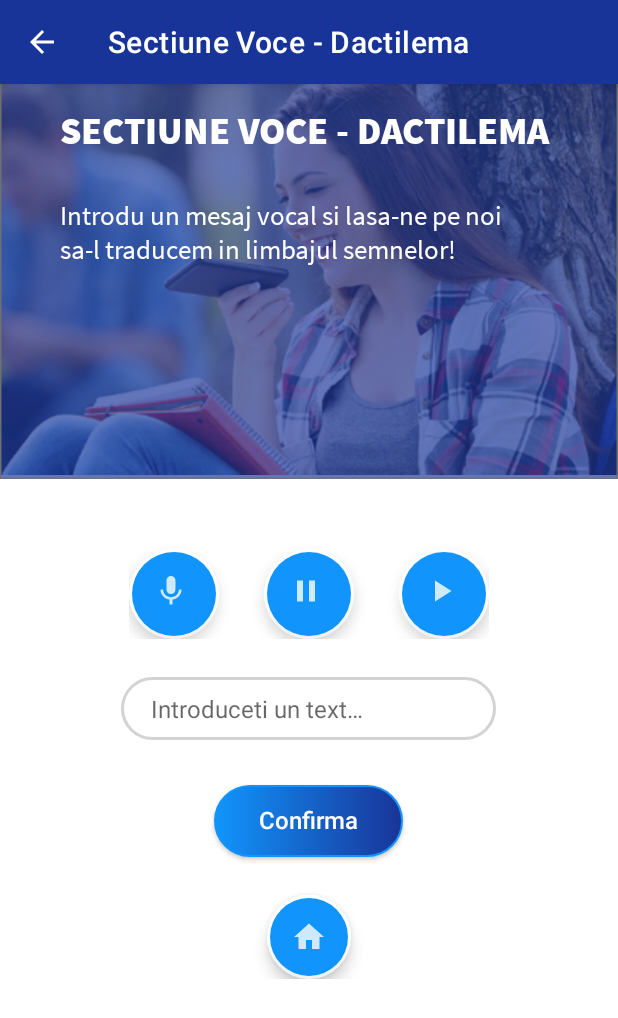
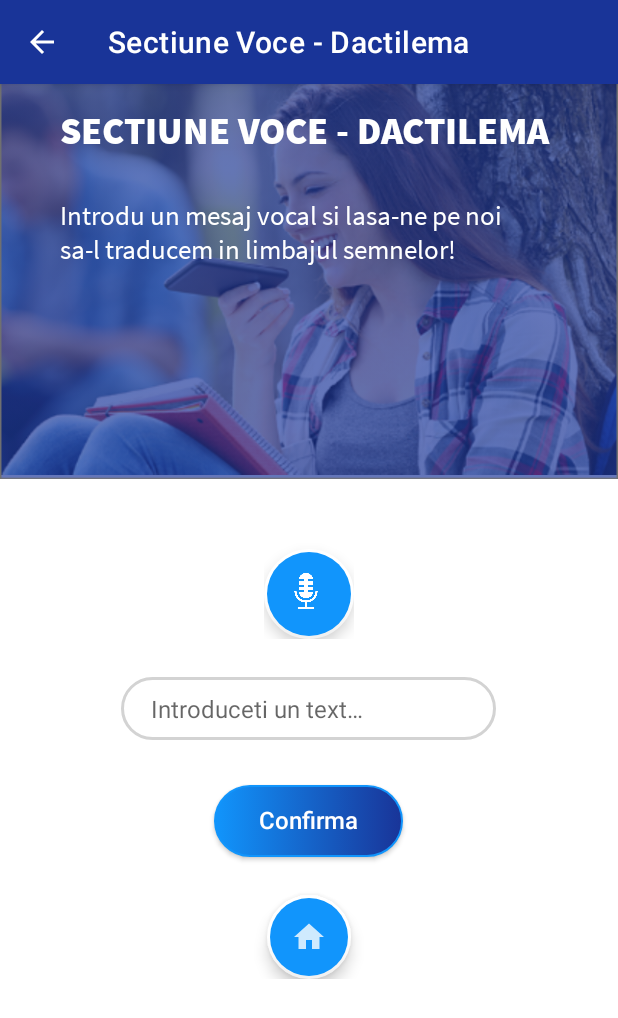
Before and after one commit to George-Bacalu/lets-learn-together-android, an Android app: the screen it shows after launch (VoiceToSignSectionActivity), in the side drawer, after a tap on "Sectiune Voice to Sign", on a phone screen of 412 x 824 dp. Shown: the top 1018 px of the screen. Run offline under Robolectric (Android 15) with nearby library versions, the phone set to English and light mode, and no system bars; our stand-ins replace ButterKnife, navigation-ui; libraries missing offline, so code that uses them is left out: com.astuetz, com.melnykov.fab; plain views replace FloatingActionButton, PagerSlidingTabStrip.

Commit message:
Completed speech recognition functionality, and voice to sign section

```diff
--- a/app/src/main/java/com/example/llt_project_separate/text_to_sign_section/TextToSignSectionActivity.java
+++ b/app/src/main/java/com/example/llt_project_separate/text_to_sign_section/TextToSignSectionActivity.java
@@ -52,8 +52,8 @@ public class TextToSignSectionActivity extends AppCompatActivity {
 
         List<TextSignPair> textSignPairs = new ArrayList<>();
         textSignPairs.add(new TextSignPair(getStringResource(R.string.a), R.drawable.dactilema_a));
-        // textSignPairs.add(new TextSignPair(getStringResource(R.string.a), R.drawable.dactilema_a));
-        // textSignPairs.add(new TextSignPair(getStringResource(R.string.a), R.drawable.dactilema_a));
+        textSignPairs.add(new TextSignPair(getStringResource(R.string.ă), R.drawable.dactilema_a));
+        textSignPairs.add(new TextSignPair(getStringResource(R.string.â), R.drawable.dactilema_a));
         textSignPairs.add(new TextSignPair(getStringResource(R.string.b), R.drawable.dactilema_b));
         textSignPairs.add(new TextSignPair(getStringResource(R.string.c), R.drawable.dactilema_c));
         textSignPairs.add(new TextSignPair(getStringResource(R.string.d), R.drawable.dactilema_d));
@@ -62,7 +62,7 @@ public class TextToSignSectionActivity extends AppCompatActivity {
         textSignPairs.add(new TextSignPair(getStringResource(R.string.g), R.drawable.dactilema_g));
         textSignPairs.add(new TextSignPair(getStringResource(R.string.h), R.drawable.dactilema_h));
         textSignPairs.add(new TextSignPair(getStringResource(R.string.i), R.drawable.dactilema_i));
-        // textSignPairs.add(new TextSignPair(getStringResource(R.string.i), R.drawable.dactilema_i));
+        textSignPairs.add(new TextSignPair(getStringResource(R.string.î), R.drawable.dactilema_i));
         textSignPairs.add(new TextSignPair(getStringResource(R.string.j), R.drawable.dactilema_j));
         textSignPairs.add(new TextSignPair(getStringResource(R.string.k), R.drawable.dactilema_k));
         textSignPairs.add(new TextSignPair(getStringResource(R.string.l), R.drawable.dactilema_l));
@@ -73,9 +73,9 @@ public class TextToSignSectionActivity extends AppCompatActivity {
         textSignPairs.add(new TextSignPair(getStringResource(R.string.q), R.drawable.dactilema_q));
         textSignPairs.add(new TextSignPair(getStringResource(R.string.r), R.drawable.dactilema_r));
         textSignPairs.add(new TextSignPair(getStringResource(R.string.s), R.drawable.dactilema_s));
-        // textSignPairs.add(new TextSignPair(getStringResource(R.string.s), R.drawable.dactilema_s));
+        textSignPairs.add(new TextSignPair(getStringResource(R.string.ş), R.drawable.dactilema_s));
         textSignPairs.add(new TextSignPair(getStringResource(R.string.t), R.drawable.dactilema_t));
-        // textSignPairs.add(new TextSignPair(getStringResource(R.string.t), R.drawable.dactilema_t));
+        textSignPairs.add(new TextSignPair(getStringResource(R.string.ţ), R.drawable.dactilema_t));
         textSignPairs.add(new TextSignPair(getStringResource(R.string.u), R.drawable.dactilema_u));
         textSignPairs.add(new TextSignPair(getStringResource(R.string.v), R.drawable.dactilema_v));
         textSignPairs.add(new TextSignPair(getStringResource(R.string.w), R.drawable.dactilema_w));
@@ -83,8 +83,9 @@ public class TextToSignSectionActivity extends AppCompatActivity {
         textSignPairs.add(new TextSignPair(getStringResource(R.string.y), R.drawable.dactilema_y));
         textSignPairs.add(new TextSignPair(getStringResource(R.string.z), R.drawable.dactilema_z));
         textSignPairs.add(new TextSignPair(getStringResource(R.string.A), R.drawable.dactilema_a));
-        // textSignPairs.add(new TextSignPair(getStringResource(R.string.A), R.drawable.dactilema_a));
-        // textSignPairs.add(new TextSignPair(getStringResource(R.string.A), R.drawable.dactilema_a));
+        textSignPairs.add(new TextSignPair(getStringResource(R.string.A), R.drawable.dactilema_a));
+        textSignPairs.add(new TextSignPair(getStringResource(R.string.Ă), R.drawable.dactilema_a));
+        textSignPairs.add(new TextSignPair(getStringResource(R.string.Â), R.drawable.dactilema_a));
         textSignPairs.add(new TextSignPair(getStringResource(R.string.B), R.drawable.dactilema_b));
         textSignPairs.add(new TextSignPair(getStringResource(R.string.C), R.drawable.dactilema_c));
         textSignPairs.add(new TextSignPair(getStringResource(R.string.D), R.drawable.dactilema_d));
@@ -93,7 +94,7 @@ public class TextToSignSectionActivity extends AppCompatActivity {
         textSignPairs.add(new TextSignPair(getStringResource(R.string.G), R.drawable.dactilema_g));
         textSignPairs.add(new TextSignPair(getStringResource(R.string.H), R.drawable.dactilema_h));
         textSignPairs.add(new TextSignPair(getStringResource(R.string.I), R.drawable.dactilema_i));
-        // textSignPairs.add(new TextSignPair(getStringResource(R.string.I), R.drawable.dactilema_i));
+        textSignPairs.add(new TextSignPair(getStringResource(R.string.Î), R.drawable.dactilema_i));
         textSignPairs.add(new TextSignPair(getStringResource(R.string.J), R.drawable.dactilema_j));
         textSignPairs.add(new TextSignPair(getStringResource(R.string.K), R.drawable.dactilema_k));
         textSignPairs.add(new TextSignPair(getStringResource(R.string.L), R.drawable.dactilema_l));
@@ -104,9 +105,9 @@ public class TextToSignSectionActivity extends AppCompatActivity {
         textSignPairs.add(new TextSignPair(getStringResource(R.string.Q), R.drawable.dactilema_q));
         textSignPairs.add(new TextSignPair(getStringResource(R.string.R), R.drawable.dactilema_r));
         textSignPairs.add(new TextSignPair(getStringResource(R.string.S), R.drawable.dactilema_s));
-        // textSignPairs.add(new TextSignPair(getStringResource(R.string.S), R.drawable.dactilema_s));
+        textSignPairs.add(new TextSignPair(getStringResource(R.string.Ş), R.drawable.dactilema_s));
         textSignPairs.add(new TextSignPair(getStringResource(R.string.T), R.drawable.dactilema_t));
-        // textSignPairs.add(new TextSignPair(getStringResource(R.string.T), R.drawable.dactilema_t));
+        textSignPairs.add(new TextSignPair(getStringResource(R.string.Ţ), R.drawable.dactilema_t));
         textSignPairs.add(new TextSignPair(getStringResource(R.string.U), R.drawable.dactilema_u));
         textSignPairs.add(new TextSignPair(getStringResource(R.string.V), R.drawable.dactilema_v));
         textSignPairs.add(new TextSignPair(getStringResource(R.string.W), R.drawable.dactilema_w));
--- a/app/src/main/java/com/example/llt_project_separate/voice_to_sign_section/VoiceToSignSectionActivity.java
+++ b/app/src/main/java/com/example/llt_project_separate/voice_to_sign_section/VoiceToSignSectionActivity.java
@@ -20,6 +20,7 @@ import android.media.MediaRecorder;
 import android.os.Bundle;
 import android.os.Environment;
 import android.os.SystemClock;
+import android.speech.RecognizerIntent;
 import android.util.AttributeSet;
 import android.view.MenuItem;
 import android.view.View;
@@ -54,7 +55,8 @@ public class VoiceToSignSectionActivity extends AppCompatActivity {
     private RecyclerView voiceToSignRecyclerView;
     private VoiceToSignSectionRecyclerViewAdapter voiceToSignSectionRecyclerViewAdapter;
     private FloatingActionButton toHomePageFabButton;
-    private FloatingActionButton voiceRecordingButton, voiceStopRecordingButton, voiceReplayRecordingButton;
+    private FloatingActionButton voiceRecordingButton;
+    private FloatingActionButton voiceStopRecordingButton, voiceReplayRecordingButton;
     private EditText textInput;
     private Button confirmButton;
     private TextView categoryNameCardText;
@@ -87,6 +89,11 @@ public class VoiceToSignSectionActivity extends AppCompatActivity {
 
 
         voiceRecordingButton.setOnClickListener(v -> {
+            Intent intent = new Intent(RecognizerIntent.ACTION_RECOGNIZE_SPEECH);
+            intent.putExtra(RecognizerIntent.EXTRA_LANGUAGE_MODEL, RecognizerIntent.LANGUAGE_MODEL_FREE_FORM);
+            intent.putExtra(RecognizerIntent.EXTRA_PROMPT, "Start Speaking");
+            startActivityForResult(intent, 100);
+            /*
             try {
                 mediaRecorder = new MediaRecorder();
                 mediaRecorder.setAudioSource(MediaRecorder.AudioSource.MIC);
@@ -99,8 +106,10 @@ public class VoiceToSignSectionActivity extends AppCompatActivity {
             } catch (Exception e) {
                 e.printStackTrace();
             }
+            */
         });
 
+        /*
         voiceStopRecordingButton.setOnClickListener(v -> {
             try {
                 mediaRecorder.stop();
@@ -123,14 +132,15 @@ public class VoiceToSignSectionActivity extends AppCompatActivity {
                 e.printStackTrace();
             }
         });
+         */
 
         voiceToSignRecyclerView.setAdapter(voiceToSignSectionRecyclerViewAdapter);
         voiceToSignRecyclerView.setLayoutManager(new LinearLayoutManager(this, LinearLayoutManager.HORIZONTAL, false));
 
         List<TextSignPair> textSignPairs = new ArrayList<>();
         textSignPairs.add(new TextSignPair(getStringResource(R.string.a), R.drawable.dactilema_a));
-        // textSignPairs.add(new TextSignPair(getStringResource(R.string.a), R.drawable.dactilema_a));
-        // textSignPairs.add(new TextSignPair(getStringResource(R.string.a), R.drawable.dactilema_a));
+        textSignPairs.add(new TextSignPair(getStringResource(R.string.ă), R.drawable.dactilema_a));
+        textSignPairs.add(new TextSignPair(getStringResource(R.string.â), R.drawable.dactilema_a));
         textSignPairs.add(new TextSignPair(getStringResource(R.string.b), R.drawable.dactilema_b));
         textSignPairs.add(new TextSignPair(getStringResource(R.string.c), R.drawable.dactilema_c));
         textSignPairs.add(new TextSignPair(getStringResource(R.string.d), R.drawable.dactilema_d));
@@ -139,7 +149,7 @@ public class VoiceToSignSectionActivity extends AppCompatActivity {
         textSignPairs.add(new TextSignPair(getStringResource(R.string.g), R.drawable.dactilema_g));
         textSignPairs.add(new TextSignPair(getStringResource(R.string.h), R.drawable.dactilema_h));
         textSignPairs.add(new TextSignPair(getStringResource(R.string.i), R.drawable.dactilema_i));
-        // textSignPairs.add(new TextSignPair(getStringResource(R.string.i), R.drawable.dactilema_i));
+        textSignPairs.add(new TextSignPair(getStringResource(R.string.î), R.drawable.dactilema_i));
         textSignPairs.add(new TextSignPair(getStringResource(R.string.j), R.drawable.dactilema_j));
         textSignPairs.add(new TextSignPair(getStringResource(R.string.k), R.drawable.dactilema_k));
         textSignPairs.add(new TextSignPair(getStringResource(R.string.l), R.drawable.dactilema_l));
@@ -150,9 +160,9 @@ public class VoiceToSignSectionActivity extends AppCompatActivity {
         textSignPairs.add(new TextSignPair(getStringResource(R.string.q), R.drawable.dactilema_q));
         textSignPairs.add(new TextSignPair(getStringResource(R.string.r), R.drawable.dactilema_r));
         textSignPairs.add(new TextSignPair(getStringResource(R.string.s), R.drawable.dactilema_s));
-        // textSignPairs.add(new TextSignPair(getStringResource(R.string.s), R.drawable.dactilema_s));
+        textSignPairs.add(new TextSignPair(getStringResource(R.string.ş), R.drawable.dactilema_s));
         textSignPairs.add(new TextSignPair(getStringResource(R.string.t), R.drawable.dactilema_t));
-        // textSignPairs.add(new TextSignPair(getStringResource(R.string.t), R.drawable.dactilema_t));
+        textSignPairs.add(new TextSignPair(getStringResource(R.string.ţ), R.drawable.dactilema_t));
         textSignPairs.add(new TextSignPair(getStringResource(R.string.u), R.drawable.dactilema_u));
         textSignPairs.add(new TextSignPair(getStringResource(R.string.v), R.drawable.dactilema_v));
         textSignPairs.add(new TextSignPair(getStringResource(R.string.w), R.drawable.dactilema_w));
@@ -160,8 +170,9 @@ public class VoiceToSignSectionActivity extends AppCompatActivity {
         textSignPairs.add(new TextSignPair(getStringResource(R.string.y), R.drawable.dactilema_y));
         textSignPairs.add(new TextSignPair(getStringResource(R.string.z), R.drawable.dactilema_z));
         textSignPairs.add(new TextSignPair(getStringResource(R.string.A), R.drawable.dactilema_a));
-        // textSignPairs.add(new TextSignPair(getStringResource(R.string.A), R.drawable.dactilema_a));
-        // textSignPairs.add(new TextSignPair(getStringResource(R.string.A), R.drawable.dactilema_a));
+        textSignPairs.add(new TextSignPair(getStringResource(R.string.A), R.drawable.dactilema_a));
+        textSignPairs.add(new TextSignPair(getStringResource(R.string.Ă), R.drawable.dactilema_a));
+        textSignPairs.add(new TextSignPair(getStringResource(R.string.Â), R.drawable.dactilema_a));
         textSignPairs.add(new TextSignPair(getStringResource(R.string.B), R.drawable.dactilema_b));
         textSignPairs.add(new TextSignPair(getStringResource(R.string.C), R.drawable.dactilema_c));
         textSignPairs.add(new TextSignPair(getStringResource(R.string.D), R.drawable.dactilema_d));
@@ -170,7 +181,7 @@ public class VoiceToSignSectionActivity extends AppCompatActivity {
         textSignPairs.add(new TextSignPair(getStringResource(R.string.G), R.drawable.dactilema_g));
         textSignPairs.add(new TextSignPair(getStringResource(R.string.H), R.drawable.dactilema_h));
         textSignPairs.add(new TextSignPair(getStringResource(R.string.I), R.drawable.dactilema_i));
-        // textSignPairs.add(new TextSignPair(getStringResource(R.string.I), R.drawable.dactilema_i));
+        textSignPairs.add(new TextSignPair(getStringResource(R.string.Î), R.drawable.dactilema_i));
         textSignPairs.add(new TextSignPair(getStringResource(R.string.J), R.drawable.dactilema_j));
         textSignPairs.add(new TextSignPair(getStringResource(R.string.K), R.drawable.dactilema_k));
         textSignPairs.add(new TextSignPair(getStringResource(R.string.L), R.drawable.dactilema_l));
@@ -181,9 +192,9 @@ public class VoiceToSignSectionActivity extends AppCompatActivity {
         textSignPairs.add(new TextSignPair(getStringResource(R.string.Q), R.drawable.dactilema_q));
         textSignPairs.add(new TextSignPair(getStringResource(R.string.R), R.drawable.dactilema_r));
         textSignPairs.add(new TextSignPair(getStringResource(R.string.S), R.drawable.dactilema_s));
-        // textSignPairs.add(new TextSignPair(getStringResource(R.string.S), R.drawable.dactilema_s));
+        textSignPairs.add(new TextSignPair(getStringResource(R.string.Ş), R.drawable.dactilema_s));
         textSignPairs.add(new TextSignPair(getStringResource(R.string.T), R.drawable.dactilema_t));
-        // textSignPairs.add(new TextSignPair(getStringResource(R.string.T), R.drawable.dactilema_t));
+        textSignPairs.add(new TextSignPair(getStringResource(R.string.Ţ), R.drawable.dactilema_t));
         textSignPairs.add(new TextSignPair(getStringResource(R.string.U), R.drawable.dactilema_u));
         textSignPairs.add(new TextSignPair(getStringResource(R.string.V), R.drawable.dactilema_v));
         textSignPairs.add(new TextSignPair(getStringResource(R.string.W), R.drawable.dactilema_w));
@@ -227,8 +238,8 @@ public class VoiceToSignSectionActivity extends AppCompatActivity {
         textInput = findViewById(R.id.textInput);
         confirmButton = findViewById(R.id.confirmButton);
         voiceRecordingButton = findViewById(R.id.voiceRecordingButton);
-        voiceStopRecordingButton = findViewById(R.id.voiceStopRecordingButton);
-        voiceReplayRecordingButton = findViewById(R.id.voiceReplayRecordingButton);
+        // voiceStopRecordingButton = findViewById(R.id.voiceStopRecordingButton);
+        // voiceReplayRecordingButton = findViewById(R.id.voiceReplayRecordingButton);
         categoryNameCardText = findViewById(R.id.categoryNameCardText);
         outputContent = findViewById(R.id.outputContent);
     }
@@ -237,6 +248,13 @@ public class VoiceToSignSectionActivity extends AppCompatActivity {
         return getResources().getString(intResource);
     }
 
+    @Override
+    protected void onActivityResult(int requestCode, int resultCode, @Nullable Intent data) {
+        super.onActivityResult(requestCode, resultCode, data);
+        if(requestCode == 100 && resultCode == RESULT_OK) {
+            textInput.setText(data.getStringArrayListExtra(RecognizerIntent.EXTRA_RESULTS).get(0));
+        }
+    }
 
     private boolean isMicrophonePresent() {
         if (this.getPackageManager().hasSystemFeature(PackageManager.FEATURE_MICROPHONE)) {
@@ -251,13 +269,14 @@ public class VoiceToSignSectionActivity extends AppCompatActivity {
         }
     }
 
-
+    /*
     private String getRecordingFilePath() {
         ContextWrapper contextWrapper = new ContextWrapper(getApplicationContext());
         File musicDirectory = contextWrapper.getExternalFilesDir(Environment.DIRECTORY_MUSIC);
         File file = new File(musicDirectory, "textRecordingFile" + ".mp3");
         return file.getPath();
     }
+     */
 
     @Override
     public boolean onOptionsItemSelected(@NonNull MenuItem item) {
--- a/app/src/main/res/layout/fragment_record.xml
+++ b/app/src/main/res/layout/fragment_record.xml
@@ -80,38 +80,38 @@
                 android:layout_marginTop="25dp"
                 android:backgroundTint="@color/light_blue"
                 android:contentDescription="@string/home_page_button"
-                android:src="@drawable/ic_mic_white"
+                android:src="@drawable/microphone"
                 app:backgroundTint="@color/white"
                 app:borderWidth="2dp"
                 app:rippleColor="@color/white"
                 app:tint="@color/white" />
 
-            <com.google.android.material.floatingactionbutton.FloatingActionButton
-                android:id="@+id/voiceStopRecordingButton"
-                android:layout_width="60dp"
-                android:layout_height="60dp"
-                android:layout_marginTop="25dp"
-                android:backgroundTint="@color/light_blue"
-                android:contentDescription="@string/home_page_button"
-                android:src="@drawable/ic_media_pause"
-                app:backgroundTint="@color/white"
-                app:borderWidth="2dp"
-                app:rippleColor="@color/white"
-                app:tint="@color/white"
-                android:layout_marginHorizontal="30dp"/>
+<!--            <com.google.android.material.floatingactionbutton.FloatingActionButton-->
+<!--                android:id="@+id/voiceStopRecordingButton"-->
+<!--                android:layout_width="60dp"-->
+<!--                android:layout_height="60dp"-->
+<!--                android:layout_marginTop="25dp"-->
+<!--                android:backgroundTint="@color/light_blue"-->
+<!--                android:contentDescription="@string/home_page_button"-->
+<!--                android:src="@drawable/ic_media_pause"-->
+<!--                app:backgroundTint="@color/white"-->
+<!--                app:borderWidth="2dp"-->
+<!--                app:rippleColor="@color/white"-->
+<!--                app:tint="@color/white"-->
+<!--                android:layout_marginHorizontal="30dp"/>-->
 
-            <com.google.android.material.floatingactionbutton.FloatingActionButton
-                android:id="@+id/voiceReplayRecordingButton"
-                android:layout_width="60dp"
-                android:layout_height="60dp"
-                android:layout_marginTop="25dp"
-                android:backgroundTint="@color/light_blue"
-                android:contentDescription="@string/home_page_button"
-                android:src="@drawable/ic_media_play"
-                app:backgroundTint="@color/white"
-                app:borderWidth="2dp"
-                app:rippleColor="@color/white"
-                app:tint="@color/white" />
+<!--            <com.google.android.material.floatingactionbutton.FloatingActionButton-->
+<!--                android:id="@+id/voiceReplayRecordingButton"-->
+<!--                android:layout_width="60dp"-->
+<!--                android:layout_height="60dp"-->
+<!--                android:layout_marginTop="25dp"-->
+<!--                android:backgroundTint="@color/light_blue"-->
+<!--                android:contentDescription="@string/home_page_button"-->
+<!--                android:src="@drawable/ic_media_play"-->
+<!--                app:backgroundTint="@color/white"-->
+<!--                app:borderWidth="2dp"-->
+<!--                app:rippleColor="@color/white"-->
+<!--                app:tint="@color/white" />-->
 
         </LinearLayout>
 
--- a/app/src/main/res/values/strings.xml
+++ b/app/src/main/res/values/strings.xml
@@ -473,5 +473,15 @@
     <string name="am_inteles">AM INTELES</string>
     <string name="am_sa_va_fac_cunostinta">AM SA VA FAC CUNOSTINTA</string>
     <string name="as_dori_sa_iti_cer_sfatul">AS DORI SA ITI CER SFATUL</string>
+    <string name="ă">ă</string>
+    <string name="â">â</string>
+    <string name="î">î</string>
+    <string name="ş">ş</string>
+    <string name="ţ">ţ</string>
+    <string name="Ă">Ă</string>
+    <string name="Â">Â</string>
+    <string name="Î">Î</string>
+    <string name="Ş">Ş</string>
+    <string name="Ţ">Ţ</string>
 
 </resources>
```
